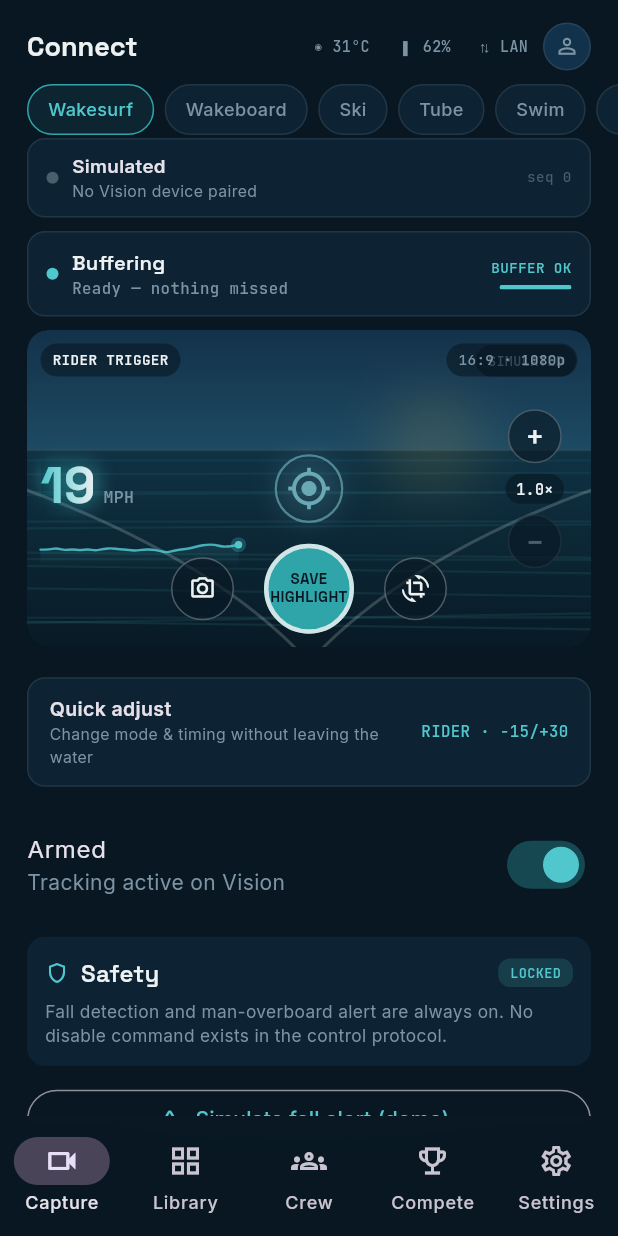
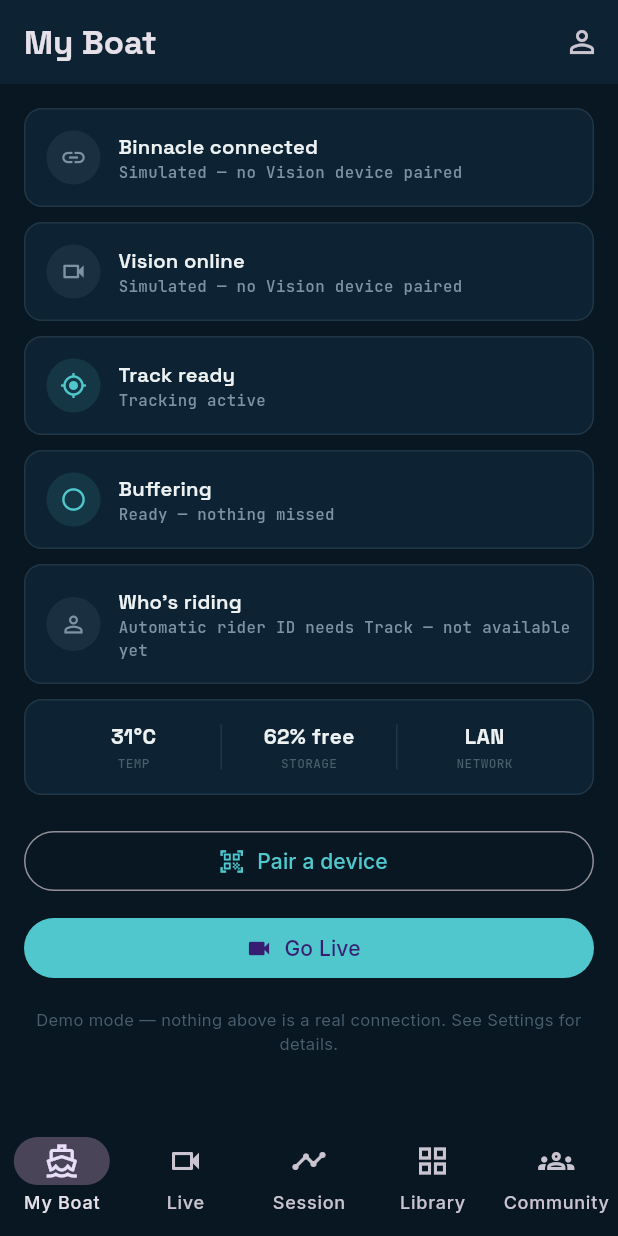
Before and after one commit to Bleebitz/binnacle-connect-app, a Flutter app: the screen it shows after launch, on a phone screen of 412 x 824 dp. Run offline on Flutter 3.47's test engine with Material 3 defaults, Android fonts, the phone set to English and light mode, and no system bars; our stand-ins replace google_fonts.

Commit message:
Reorganize Connect around the boating experience per BIN-32
Replaces the Capture / Library / Crew / Compete / Settings bottom nav —
which gave Crew and Compete the same navigational weight as actually
operating the camera — with My Boat / Live / Session / Library / Community,
built around the real story: connect to boat → ride → Binnacle tracks
everything → review your session → keep/share/compete with the footage.

New:
- My Boat (my_boat_screen.dart) — the front door. One place answering "is
  Binnacle connected, is Vision online, is Track ready, who's riding, are
  we recording, is storage/temp/network healthy" — previously scattered
  across other screens' status bars and only discoverable after already
  picking a tab. Honest about what it can't yet answer (rider ID needs
  Track, which doesn't exist) rather than fabricating a signal.
- Session (session_screen.dart) — a real chronological day-on-the-water
  timeline built from ClipRepository data: passes, highlights, falls,
  photos, rider changes, grouped by day with summary stats. v1 scope,
  stated honestly in the module comment: no real session-boundary model
  yet, so this treats every captured clip as one running timeline rather
  than inventing boundaries the app can't detect.
- Community (community_screen.dart) — Crew and the four leaderboards (King
  of Wake, Top Tricks, Best Falls, Riders) moved one level down instead of
  four separate top-level tabs. CrewScreen and CompeteScreen are now
  body-only widgets (no Scaffold/AppBar of their own) embedded as tabs
  here — neither screen's internals changed, just how they're hosted.

Settings is no longer a bottom-nav tab — reached from My Boat's profile
icon instead, since account/device management isn't a primary boating
activity on the same footing as riding, reviewing, or competing.

Live is the same CaptureScreen as before (camera feed, framing, presets,
recording, safety alerts) — renamed in the nav, not rewritten. Library is
unchanged.

Rewrote every nav-dependent widget test for the new structure — same
underlying behavior verified (King of Wake class validation, Top Tricks
setState regression, Best Falls real-footage submission, Riders
aggregation), just reached via My Boat → Live/profile-icon and
Community → Compete instead of the old top-level tabs.

Co-Authored-By: Claude Sonnet 5 <noreply@anthropic.com>

```diff
--- a/flutter_app/lib/main.dart
+++ b/flutter_app/lib/main.dart
@@ -10,13 +10,14 @@ import 'core/services/telemetry_socket.dart';
 import 'core/services/pairing_service.dart';
 import 'core/models/vessel_state.dart'; // LinkStatus lives here — used below
 import 'ui/screens/capture_screen.dart';
+import 'ui/screens/community_screen.dart';
 import 'ui/screens/library_screen.dart';
 import 'ui/screens/crew_screen.dart';
 import 'core/models/trick_entry.dart';
 import 'core/models/fall_entry.dart';
 import 'core/models/wake_entry.dart'; // WakeRepository — no longer re-exported via compete_screen.dart
-import 'ui/screens/compete_hub_screen.dart';
-import 'ui/screens/settings_screen.dart';
+import 'ui/screens/my_boat_screen.dart';
+import 'ui/screens/session_screen.dart';
 import 'ui/theme/binnacle_theme.dart';
 
 void main() {
@@ -138,15 +139,21 @@ class _RootShellState extends State<_RootShell> {
   @override
   Widget build(BuildContext context) {
     final clipRepo = context.watch<ClipRepository>();
-    final crewRepo = context.watch<CrewRepository>();
     final mobActive = context.watch<MobAlertState>().active;
 
+    // My Boat / Live / Session / Library / Community — reorganized around
+    // the actual boating experience (connect → ride → review → share/
+    // compete) per BIN-32, instead of Capture/Library/Crew/Compete/Settings
+    // giving Crew and Compete the same navigational weight as operating the
+    // camera. Settings moved behind My Boat's profile icon; Crew and the
+    // four leaderboards moved into Community — see those screens' module
+    // comments.
     final screens = [
+      MyBoatScreen(onGoLive: () => setState(() => _index = 1)),
       const CaptureScreen(),
+      const SessionScreen(),
       LibraryScreen(repository: clipRepo),
-      CrewScreen(repository: crewRepo),
-      const CompeteScreen(),
-      const SettingsScreen(),
+      const CommunityScreen(),
     ];
 
     return Scaffold(
@@ -191,11 +198,11 @@ class _RootShellState extends State<_RootShell> {
               backgroundColor: Colors.transparent,
               indicatorColor: mobActive ? BinnacleColors.orange.withValues(alpha: 0.3) : null,
               destinations: const [
-                NavigationDestination(icon: Icon(Icons.videocam_outlined), label: 'Capture'),
+                NavigationDestination(icon: Icon(Icons.directions_boat_outlined), label: 'My Boat'),
+                NavigationDestination(icon: Icon(Icons.videocam_outlined), label: 'Live'),
+                NavigationDestination(icon: Icon(Icons.timeline_outlined), label: 'Session'),
                 NavigationDestination(icon: Icon(Icons.grid_view_outlined), label: 'Library'),
-                NavigationDestination(icon: Icon(Icons.groups_outlined), label: 'Crew'),
-                NavigationDestination(icon: Icon(Icons.emoji_events_outlined), label: 'Compete'),
-                NavigationDestination(icon: Icon(Icons.settings_outlined), label: 'Settings'),
+                NavigationDestination(icon: Icon(Icons.groups_outlined), label: 'Community'),
               ],
             ),
           ),
--- a/flutter_app/lib/ui/screens/compete_hub_screen.dart
+++ b/flutter_app/lib/ui/screens/compete_hub_screen.dart
@@ -9,10 +9,11 @@ import 'best_falls_screen.dart';
 import 'riders_screen.dart';
 import '../theme/binnacle_theme.dart';
 
-/// Compete hub — reached from the bottom nav. Pushes to each of the four
+/// Compete hub — one tab of CommunityScreen (see that file for why), not a
+/// primary bottom-nav destination of its own. Pushes to each of the four
 /// leaderboards. Same navigation pattern already used in settings_screen
 /// .dart (ListTile -> Navigator.push), not a new pattern invented for this
-/// screen.
+/// screen. Body-only content — no Scaffold/AppBar of its own.
 class CompeteScreen extends StatelessWidget {
   const CompeteScreen({super.key});
 
@@ -49,9 +50,7 @@ class CompeteScreen extends StatelessWidget {
       ),
     ];
 
-    return Scaffold(
-      appBar: AppBar(title: const Text('Compete')),
-      body: ListView(
+    return ListView(
       padding: const EdgeInsets.all(12),
       children: destinations
           .map((d) => Card(
@@ -66,7 +65,6 @@ class CompeteScreen extends StatelessWidget {
                 ),
               ))
           .toList(),
-      ),
     );
   }
 }
--- /dev/null
+++ b/flutter_app/lib/ui/screens/my_boat_screen.dart
@@ -0,0 +1,281 @@
+import 'package:flutter/material.dart';
+import 'package:provider/provider.dart';
+
+import '../../core/app_config.dart';
+import '../../core/models/vessel_state.dart';
+import '../../core/services/control_channel_service.dart';
+import '../../core/services/pairing_service.dart';
+import '../theme/binnacle_theme.dart';
+import 'crew_screen.dart';
+import 'pairing_screen.dart';
+import 'settings_screen.dart';
+
+/// My Boat — the first screen after opening the app. Per the BIN-32 product
+/// reorganization, this answers the actual boating-experience questions
+/// before anything else: is Binnacle connected, is Vision online, is Track
+/// ready, who's riding, are we recording, is storage/temperature/network
+/// healthy. Previously there was no single place that answered all of
+/// this — it was scattered across Capture's link bar and Settings' Device
+/// section, discoverable only after already picking a tab.
+///
+/// Settings intentionally isn't a bottom-nav tab anymore — it's reached
+/// from the profile icon in this screen's AppBar, per the same
+/// reorganization: account/device management isn't a primary boating
+/// activity on the same footing as riding, reviewing, or competing.
+class MyBoatScreen extends StatelessWidget {
+  final VoidCallback onGoLive;
+  const MyBoatScreen({super.key, required this.onGoLive});
+
+  @override
+  Widget build(BuildContext context) {
+    final control = context.watch<ControlChannelService>();
+    final pairing = context.watch<PairingService>();
+    final crew = context.watch<CrewRepository>();
+    final state = control.state;
+
+    return Scaffold(
+      appBar: AppBar(
+        title: const Text('My Boat'),
+        actions: [
+          IconButton(
+            icon: const Icon(Icons.person_outline),
+            tooltip: 'Settings & account',
+            onPressed: () => Navigator.of(context).push(
+              MaterialPageRoute(builder: (_) => const SettingsScreen()),
+            ),
+          ),
+        ],
+      ),
+      body: ListView(
+        padding: const EdgeInsets.all(16),
+        children: [
+          _StatusCard(
+            icon: Icons.link,
+            title: 'Binnacle connected',
+            statusLine: _connectionLine(control.status),
+            accent: _connectionColor(control.status),
+          ),
+          const SizedBox(height: 10),
+          _StatusCard(
+            icon: Icons.videocam_outlined,
+            title: 'Vision online',
+            // Vision's own liveness isn't modeled separately from the
+            // control-channel link yet — they're the same signal here
+            // honestly, not two independent checks dressed up as two.
+            statusLine: _connectionLine(control.status),
+            accent: _connectionColor(control.status),
+          ),
+          const SizedBox(height: 10),
+          _StatusCard(
+            icon: Icons.gps_fixed,
+            title: 'Track ready',
+            statusLine: state.capture.armed ? 'Tracking active' : 'Tracking paused',
+            accent: state.capture.armed ? BinnacleColors.tealBright : BinnacleColors.slate,
+          ),
+          const SizedBox(height: 10),
+          _StatusCard(
+            icon: state.capture.recording ? Icons.fiber_manual_record : Icons.circle_outlined,
+            title: state.capture.recording ? 'Recording — pass ${state.capture.passNumber}' : 'Buffering',
+            statusLine: state.capture.recording
+                ? 'trigger: ${state.capture.triggerSource}'
+                : 'Ready — nothing missed',
+            accent: state.capture.recording ? BinnacleColors.orange : BinnacleColors.tealBright,
+          ),
+          const SizedBox(height: 10),
+          _RiderCard(crew: crew),
+          const SizedBox(height: 10),
+          _HealthCard(health: state.health),
+          const SizedBox(height: 20),
+          if (!pairing.isPaired)
+            SizedBox(
+              width: double.infinity,
+              child: OutlinedButton.icon(
+                icon: const Icon(Icons.qr_code_scanner_outlined),
+                label: const Text('Pair a device'),
+                onPressed: () => Navigator.of(context).push(
+                  MaterialPageRoute(builder: (_) => const PairingScreen()),
+                ),
+              ),
+            ),
+          const SizedBox(height: 10),
+          SizedBox(
+            width: double.infinity,
+            child: FilledButton.icon(
+              icon: const Icon(Icons.videocam),
+              label: const Text('Go Live'),
+              onPressed: onGoLive,
+            ),
+          ),
+          if (AppConfig.isDemo) ...[
+            const SizedBox(height: 16),
+            Text(
+              'Demo mode — nothing above is a real connection. See Settings for details.',
+              textAlign: TextAlign.center,
+              style: TextStyle(color: BinnacleColors.slateDim, fontSize: 11),
+            ),
+          ],
+        ],
+      ),
+    );
+  }
+
+  static String _connectionLine(LinkStatus s) => switch (s) {
+        LinkStatus.simulated => 'Simulated — no Vision device paired',
+        LinkStatus.connecting => 'Connecting…',
+        LinkStatus.connected => 'Connected',
+        LinkStatus.stale => 'Not responding',
+        LinkStatus.offline => 'Offline — still recording',
+      };
+
+  static Color _connectionColor(LinkStatus s) => switch (s) {
+        LinkStatus.simulated => BinnacleColors.slate,
+        LinkStatus.connecting => BinnacleColors.amber,
+        LinkStatus.connected => BinnacleColors.tealBright,
+        LinkStatus.stale => BinnacleColors.amber,
+        LinkStatus.offline => BinnacleColors.orange,
+      };
+}
+
+class _StatusCard extends StatelessWidget {
+  final IconData icon;
+  final String title;
+  final String statusLine;
+  final Color accent;
+  const _StatusCard({required this.icon, required this.title, required this.statusLine, required this.accent});
+
+  @override
+  Widget build(BuildContext context) {
+    return Container(
+      padding: const EdgeInsets.all(14),
+      decoration: BoxDecoration(
+        color: BinnacleColors.navy,
+        borderRadius: BorderRadius.circular(12),
+        border: Border.all(color: BinnacleColors.offWhite.withValues(alpha: 0.09)),
+      ),
+      child: Row(children: [
+        Container(
+          width: 36,
+          height: 36,
+          decoration: BoxDecoration(color: accent.withValues(alpha: 0.12), shape: BoxShape.circle),
+          child: Icon(icon, size: 18, color: accent),
+        ),
+        const SizedBox(width: 12),
+        Expanded(
+          child: Column(
+            crossAxisAlignment: CrossAxisAlignment.start,
+            children: [
+              Text(title, style: Theme.of(context).textTheme.titleMedium?.copyWith(fontSize: 13.5)),
+              Text(statusLine, style: BinnacleTheme.mono(size: 10.5, color: BinnacleColors.slate)),
+            ],
+          ),
+        ),
+      ]),
+    );
+  }
+}
+
+/// Honest about a real gap rather than fabricating a "current rider" the
+/// app has no way to actually know — automatic rider identification is a
+/// Track capability that doesn't exist yet (see BIN-32). Shows the crew
+/// roster that IS real (manually managed in Community → Crew) instead.
+class _RiderCard extends StatelessWidget {
+  final CrewRepository crew;
+  const _RiderCard({required this.crew});
+
+  @override
+  Widget build(BuildContext context) {
+    return Container(
+      padding: const EdgeInsets.all(14),
+      decoration: BoxDecoration(
+        color: BinnacleColors.navy,
+        borderRadius: BorderRadius.circular(12),
+        border: Border.all(color: BinnacleColors.offWhite.withValues(alpha: 0.09)),
+      ),
+      child: Row(children: [
+        Container(
+          width: 36,
+          height: 36,
+          decoration: BoxDecoration(color: BinnacleColors.slate.withValues(alpha: 0.12), shape: BoxShape.circle),
+          child: const Icon(Icons.person_outline, size: 18, color: BinnacleColors.slate),
+        ),
+        const SizedBox(width: 12),
+        Expanded(
+          child: Column(
+            crossAxisAlignment: CrossAxisAlignment.start,
+            children: [
+              Text('Who\'s riding', style: Theme.of(context).textTheme.titleMedium?.copyWith(fontSize: 13.5)),
+              Text(
+                crew.riders.length <= 1
+                    ? 'Automatic rider ID needs Track — not available yet'
+                    : '${crew.riders.length} in crew — automatic ID needs Track',
+                style: BinnacleTheme.mono(size: 10.5, color: BinnacleColors.slate),
+              ),
+            ],
+          ),
+        ),
+      ]),
+    );
+  }
+}
+
+class _HealthCard extends StatelessWidget {
+  final HealthState health;
+  const _HealthCard({required this.health});
+
+  @override
+  Widget build(BuildContext context) {
+    final warm = health.thermalState != 'nominal';
+    return Container(
+      padding: const EdgeInsets.all(14),
+      decoration: BoxDecoration(
+        color: BinnacleColors.navy,
+        borderRadius: BorderRadius.circular(12),
+        border: Border.all(color: BinnacleColors.offWhite.withValues(alpha: 0.09)),
+      ),
+      child: Row(
+        children: [
+          Expanded(child: _HealthStat(label: 'TEMP', value: '${health.tempC.toStringAsFixed(0)}°C', warn: warm)),
+          _VDivider(),
+          Expanded(
+            child: _HealthStat(
+              label: 'STORAGE',
+              value: '${health.storageFreePct}% free',
+              warn: health.storageFreePct < 15,
+            ),
+          ),
+          _VDivider(),
+          const Expanded(child: _HealthStat(label: 'NETWORK', value: 'LAN', warn: false)),
+        ],
+      ),
+    );
+  }
+}
+
+class _VDivider extends StatelessWidget {
+  @override
+  Widget build(BuildContext context) =>
+      Container(width: 1, height: 30, color: BinnacleColors.offWhite.withValues(alpha: 0.09));
+}
+
+class _HealthStat extends StatelessWidget {
+  final String label;
+  final String value;
+  final bool warn;
+  const _HealthStat({required this.label, required this.value, required this.warn});
+
+  @override
+  Widget build(BuildContext context) {
+    return Column(
+      children: [
+        Text(value,
+            style: TextStyle(
+                fontFamily: 'Space Grotesk',
+                fontWeight: FontWeight.w700,
+                fontSize: 14,
+                color: warn ? BinnacleColors.amber : BinnacleColors.offWhite)),
+        const SizedBox(height: 2),
+        Text(label, style: BinnacleTheme.mono(size: 8.5, color: BinnacleColors.slateDim)),
+      ],
+    );
+  }
+}
```
Also changed, not shown: flutter_app/lib/ui/screens/community_screen.dart (added, +35 -0 lines), flutter_app/lib/ui/screens/crew_screen.dart (+16 -9 lines), flutter_app/lib/ui/screens/session_screen.dart (added, +190 -0 lines), 2 other files. Lines whose indentation alone changed are shown as unchanged.
